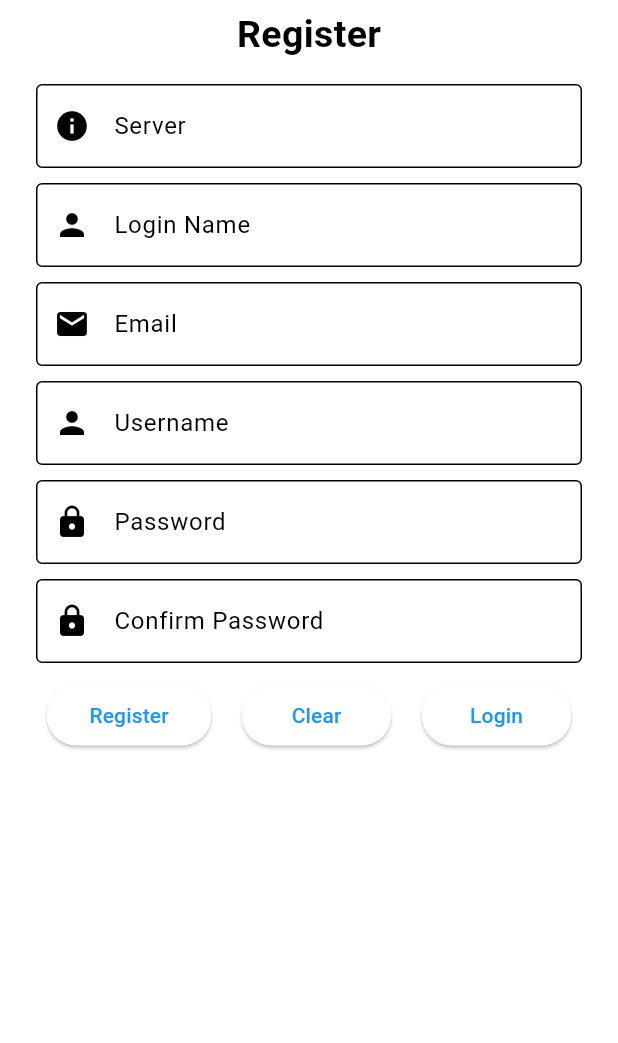
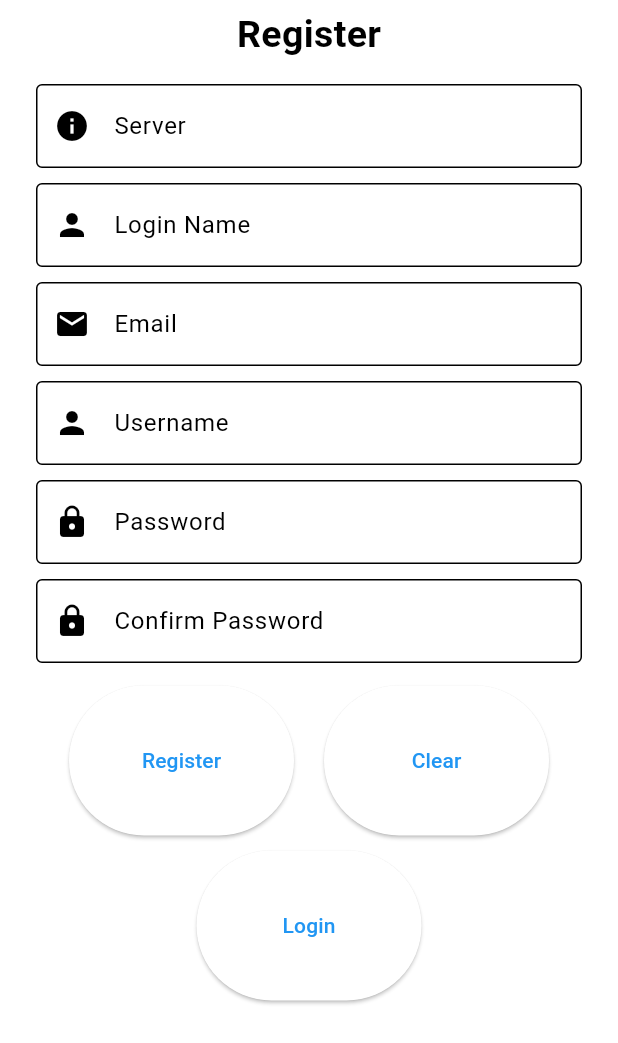
Before and after one commit to neko0xff/2023_schoolResearch_ClientApp, a Flutter app: the RegisterPage screen opened by its route, on a phone screen of 412 x 824 dp. Shown: the top 1043 px of the screen. Run offline on Flutter 3.47's test engine with Material 3 defaults, Android fonts, the phone set to English and light mode, and no system bars; our stand-ins replace fl_chart, pdf, printing, share_plus, shared_preferences; missing offline and left inert: local_notifier, pwa_install, syncfusion_flutter_pdfviewer; accounts and stored records are empty.

Commit message:
20231128 update4

```diff
--- a/src/viewapp_v2_1/lib/pages/btn/aqiTable.dart
+++ b/src/viewapp_v2_1/lib/pages/btn/aqiTable.dart
@@ -1,4 +1,4 @@
-// ignore_for_file: prefer_const_constructors, prefer_const_literals_to_create_immutables, library_private_types_in_public_api, non_constant_identifier_names, prefer_interpolation_to_compose_strings, avoid_print, camel_case_types, must_be_immutable, file_names
+// ignore_for_file: prefer_const_constructors, prefer_const_literals_to_create_immutables, library_private_types_in_public_api, non_constant_identifier_names, prefer_interpolation_to_compose_strings, avoid_print, camel_case_types, must_be_immutable, file_names, sort_child_properties_last
 
 import 'package:flutter/material.dart';
 import 'package:viewapp_v2_1/pages/out/news.dart';
@@ -97,6 +97,7 @@ class btnGoBack extends StatelessWidget {
             context, MaterialPageRoute(builder: (context) => NewsData()));
       },
       child: const Text('Go Back'),
+      style: ElevatedButton.styleFrom(minimumSize: const Size(100, 80)),
     );
   }
 }
--- a/src/viewapp_v2_1/lib/pages/btn/switchCtr.dart
+++ b/src/viewapp_v2_1/lib/pages/btn/switchCtr.dart
@@ -1,4 +1,4 @@
-// ignore_for_file: camel_case_types, library_private_types_in_public_api, prefer_const_literals_to_create_immutables, prefer_const_constructors, file_names
+// ignore_for_file: camel_case_types, library_private_types_in_public_api, prefer_const_literals_to_create_immutables, prefer_const_constructors, file_names, sort_child_properties_last
 import 'package:flutter/material.dart';
 import 'package:viewapp_v2_1/pages/out/control.dart';
 import 'package:viewapp_v2_1/pages/widget/switch01ctr.dart';
@@ -68,6 +68,7 @@ class btnGoBack extends StatelessWidget {
             context, MaterialPageRoute(builder: (context) => Control()));
       },
       child: const Text('Go Back'),
+      style: ElevatedButton.styleFrom(minimumSize: const Size(100, 80)),
     );
   }
 }
--- a/src/viewapp_v2_1/lib/pages/btn/tableView.dart
+++ b/src/viewapp_v2_1/lib/pages/btn/tableView.dart
@@ -62,6 +62,7 @@ class btn1 extends StatelessWidget {
           Navigator.push(context,
               MaterialPageRoute(builder: (context) => CreatePDFViewPage()));
         },
+        style: ElevatedButton.styleFrom(minimumSize: const Size(100, 80)),
         child: Text('Create a PDF'));
   }
 }
@@ -87,6 +88,7 @@ class btnGoBack extends StatelessWidget {
         Navigator.push(
             context, MaterialPageRoute(builder: (context) => ViewData()));
       },
+      style: ElevatedButton.styleFrom(minimumSize: const Size(100, 80)),
       child: const Text('Go Back'),
     );
   }
--- a/src/viewapp_v2_1/lib/pages/btn/valueCtr.dart
+++ b/src/viewapp_v2_1/lib/pages/btn/valueCtr.dart
@@ -1,4 +1,4 @@
-// ignore_for_file: camel_case_types, library_private_types_in_public_api, prefer_const_literals_to_create_immutables, prefer_const_constructors, file_names
+// ignore_for_file: camel_case_types, library_private_types_in_public_api, prefer_const_literals_to_create_immutables, prefer_const_constructors, file_names, sort_child_properties_last
 import 'package:flutter/material.dart';
 import 'package:viewapp_v2_1/pages/out/control.dart';
 import 'package:viewapp_v2_1/pages/widget/usercustomValue.dart';
@@ -35,7 +35,7 @@ class ControlPage extends StatelessWidget {
         SizedBox(height: 10.0),
         btnGoBack(),
         SizedBox(height: 10.0),
-        Text("User Custom",
+        Text("使用者自訂值",
             style: TextStyle(fontSize: 25, fontWeight: FontWeight.bold)),
         SizedBox(height: 10.0),
         Control2(),
@@ -67,6 +67,7 @@ class btnGoBack extends StatelessWidget {
             context, MaterialPageRoute(builder: (context) => Control()));
       },
       child: const Text('Go Back'),
+      style: ElevatedButton.styleFrom(minimumSize: const Size(100, 80)),
     );
   }
 }
--- a/src/viewapp_v2_1/lib/pages/out/control.dart
+++ b/src/viewapp_v2_1/lib/pages/out/control.dart
@@ -34,7 +34,7 @@ class ControlPage extends StatelessWidget {
       mainAxisAlignment: MainAxisAlignment.center,
       children: <Widget>[
         SizedBox(height: 10.0),
-        Text('Control Unit',
+        Text('控制單元',
             style: TextStyle(fontSize: 30, fontWeight: FontWeight.bold)),
         SizedBox(height: 10.0),
         btn1(),
@@ -57,7 +57,7 @@ class btn1 extends StatelessWidget {
           Navigator.push(context,
               MaterialPageRoute(builder: (context) => switchCtrPage()));
         },
-        style: ElevatedButton.styleFrom(minimumSize: const Size(100, 80)),
+        style: ElevatedButton.styleFrom(minimumSize: const Size(150, 100)),
         child: Text('Switch'));
   }
 }
@@ -72,7 +72,7 @@ class btn2 extends StatelessWidget {
           Navigator.push(
               context, MaterialPageRoute(builder: (context) => valueCtrPage()));
         },
-        style: ElevatedButton.styleFrom(minimumSize: const Size(100, 80)),
+        style: ElevatedButton.styleFrom(minimumSize: const Size(150, 100)),
         child: Text('User\nCustom\nValue', textAlign: TextAlign.center));
   }
 }
--- a/src/viewapp_v2_1/lib/pages/out/news.dart
+++ b/src/viewapp_v2_1/lib/pages/out/news.dart
@@ -78,7 +78,7 @@ class btn1 extends StatelessWidget {
   @override
   Widget build(BuildContext context) {
     return ElevatedButton(
-        style: ElevatedButton.styleFrom(minimumSize: const Size(100, 80)),
+        style: ElevatedButton.styleFrom(minimumSize: const Size(150, 100)),
         onPressed: () {
           Navigator.push(
               context, MaterialPageRoute(builder: (context) => aqiTablePage()));
--- a/src/viewapp_v2_1/lib/pages/out/view.dart
+++ b/src/viewapp_v2_1/lib/pages/out/view.dart
@@ -64,7 +64,7 @@ class btn1 extends StatelessWidget {
           Navigator.push(context,
               MaterialPageRoute(builder: (context) => tableViewPage()));
         },
-        style: ElevatedButton.styleFrom(minimumSize: const Size(100, 80)),
+        style: ElevatedButton.styleFrom(minimumSize: const Size(150, 100)),
         child: Text('Table', textAlign: TextAlign.center));
   }
 }
@@ -79,7 +79,7 @@ class btn2 extends StatelessWidget {
           Navigator.push(context,
               MaterialPageRoute(builder: (context) => barchartViewPage()));
         },
-        style: ElevatedButton.styleFrom(minimumSize: const Size(100, 80)),
+        style: ElevatedButton.styleFrom(minimumSize: const Size(150, 100)),
         child: Text('Bar\nChart', textAlign: TextAlign.center));
   }
 }
@@ -94,7 +94,7 @@ class btn3 extends StatelessWidget {
           Navigator.push(context,
               MaterialPageRoute(builder: (context) => linecartViewPage()));
         },
-        style: ElevatedButton.styleFrom(minimumSize: const Size(100, 80)),
+        style: ElevatedButton.styleFrom(minimumSize: const Size(150, 100)),
         child: Text('Line\nChart', textAlign: TextAlign.center));
   }
 }
--- a/src/viewapp_v2_1/lib/pages/user/register.dart
+++ b/src/viewapp_v2_1/lib/pages/user/register.dart
@@ -204,17 +204,28 @@ class btnView extends StatelessWidget {
 
   @override
   Widget build(BuildContext context) {
-    return const Row(
+    return const Column(
+      children: [
+        Row(
+          mainAxisSize: MainAxisSize.min,
+          mainAxisAlignment: MainAxisAlignment.spaceEvenly,
+          children: <Widget>[
+            //SizedBox(width: 20.0),
+            btnRegisterSend(),
+            SizedBox(width: 20.0),
+            btnClear(),
+          ],
+        ),
+        SizedBox(height: 10.0),
+        Row(
           mainAxisSize: MainAxisSize.min,
           mainAxisAlignment: MainAxisAlignment.spaceEvenly,
           children: <Widget>[
             SizedBox(width: 20.0),
-        btnRegisterSend(),
-        SizedBox(width: 20.0),
-        btnClear(),
-        SizedBox(width: 20.0),
             btnToLoginPage(),
             SizedBox(width: 20.0),
+          ],
+        ),
       ],
     );
   }
@@ -226,8 +237,8 @@ class btnRegisterSend extends StatelessWidget {
   @override
   Widget build(BuildContext context) {
     return SizedBox(
-      width: 110.0,
-      height: 40.0,
+      width: 150.0,
+      height: 100.0,
       child: ElevatedButton(
         child: const Text("Register"),
         onPressed: () {
@@ -396,8 +407,8 @@ class btnClear extends StatelessWidget {
   @override
   Widget build(BuildContext context) {
     return SizedBox(
-      width: 100.0,
-      height: 40.0,
+      width: 150.0,
+      height: 100.0,
       child: ElevatedButton(
         child: const Text("Clear"),
         onPressed: () {
@@ -428,8 +439,8 @@ class btnToLoginPage extends StatelessWidget {
   @override
   Widget build(BuildContext context) {
     return SizedBox(
-      width: 100.0,
-      height: 40.0,
+      width: 150.0,
+      height: 100.0,
       child: ElevatedButton(
         child: const Text("Login"),
         onPressed: () {
```
Also changed, not shown: src/viewapp_v2_1/lib/pages/btn/barchartView.dart (+7 -6 lines), src/viewapp_v2_1/lib/pages/btn/linechartView.dart (+7 -7 lines), src/viewapp_v2_1/lib/pages/out/about.dart (+6 -6 lines), src/viewapp_v2_1/lib/pages/user/forget.dart (+16 -7 lines), src/viewapp_v2_1/lib/pages/user/updateUser.dart (+11 -8 lines), src/viewapp_v2_1/lib/pages/widget/usercustomValue.dart (+24 -5 lines). Lines whose indentation alone changed are shown as unchanged.
